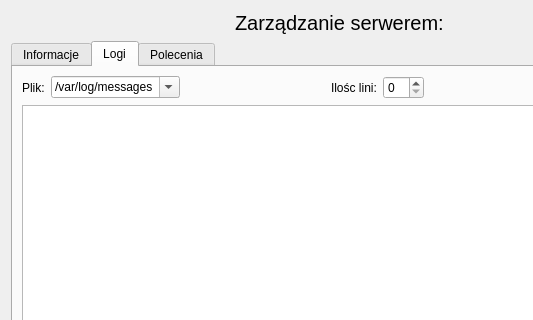
Old version of the form manager/app/ui/dialogServerManage.ui in the repository milyges/linux-server-tools; both pictures show x 0 to 533 and y 0 to 320 of the 678 by 593 pixel window.
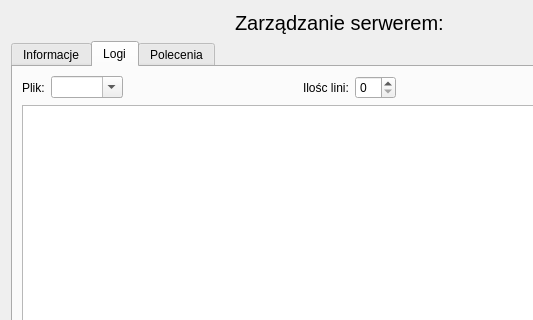
New version of the form. The open tabs and pages were chosen to show the change.

What changed in the file:
```diff
--- a/manager/app/ui/dialogServerManage.ui
+++ b/manager/app/ui/dialogServerManage.ui
@@ -353,16 +353,6 @@
            <property name="editable">
             <bool>true</bool>
            </property>
-           <item>
-            <property name="text">
-             <string>/var/log/messages</string>
-            </property>
-           </item>
-           <item>
-            <property name="text">
-             <string>/var/log/auth.log</string>
-            </property>
-           </item>
           </widget>
          </item>
          <item>
```
Left out of the diff: 32 changed lines with no effect on the pictures.
